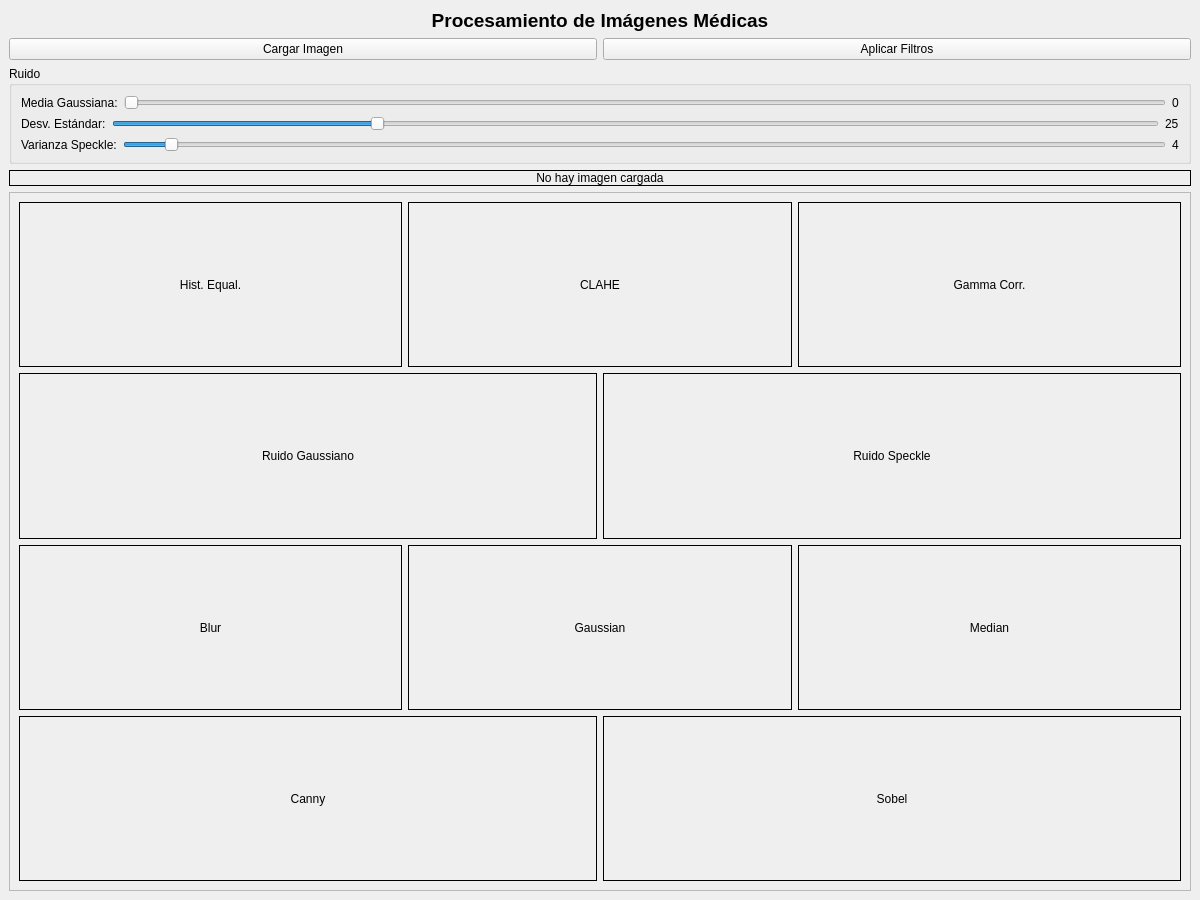
First picture: the form in gui/mainwindow.ui, repository EduardoArce03/OpenCV_ITK_MedicalImage, before the edit.
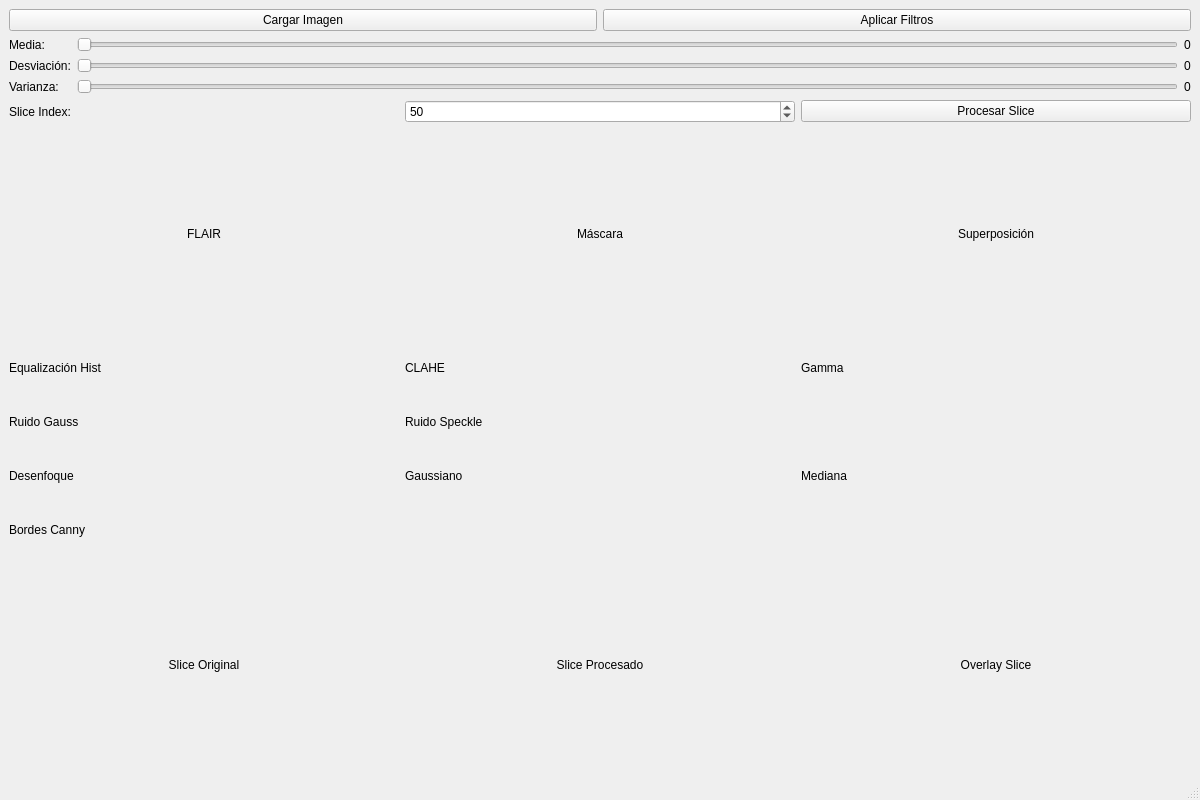
Second picture: the form after the edit.

Commit message: Front para aplicar los Slice

The edit to the form file:
```diff
--- a/gui/mainwindow.ui
+++ b/gui/mainwindow.ui
@@ -3,12 +3,7 @@
     <class>MainWindow</class>
     <widget class="QMainWindow" name="MainWindow">
         <property name="geometry">
-            <rect>
-                <x>0</x>
-                <y>0</y>
-                <width>1200</width>
-                <height>900</height>
-            </rect>
+            <rect><x>0</x><y>0</y><width>1200</width><height>800</height></rect>
         </property>
         <property name="windowTitle">
             <string>Vision por Computador - Imágenes Médicas</string>
@@ -16,347 +11,80 @@
         <widget class="QWidget" name="centralWidget">
             <layout class="QVBoxLayout" name="verticalLayout">
 
-                <!-- Título -->
-                <item>
-                    <widget class="QLabel" name="titleLabel">
-                        <property name="text">
-                            <string>Procesamiento de Imágenes Médicas</string>
-                        </property>
-                        <property name="alignment">
-                            <set>Qt::AlignCenter</set>
-                        </property>
-                        <property name="font">
-                            <font>
-                                <pointsize>14</pointsize>
-                                <weight>75</weight>
-                                <bold>true</bold>
-                            </font>
-                        </property>
-                    </widget>
-                </item>
-
-                <!-- Botones -->
+                <!-- Botones de carga y aplicación -->
                 <item>
                     <layout class="QHBoxLayout" name="buttonLayout">
-                        <item>
-                            <widget class="QPushButton" name="loadButton">
-                                <property name="text">
-                                    <string>Cargar Imagen</string>
-                                </property>
-                            </widget>
-                        </item>
-                        <item>
-                            <widget class="QPushButton" name="applyButton">
-                                <property name="text">
-                                    <string>Aplicar Filtros</string>
-                                </property>
-                            </widget>
-                        </item>
+                        <item><widget class="QPushButton" name="loadButton"><property name="text"><string>Cargar Imagen</string></property></widget></item>
+                        <item><widget class="QPushButton" name="applyButton"><property name="text"><string>Aplicar Filtros</string></property></widget></item>
                     </layout>
                 </item>
 
                 <!-- Grupo: Ruido -->
                 <item>
-                    <widget class="QGroupBox" name="noiseGroup">
-                        <property name="title">
-                            <string>Ruido</string>
-                        </property>
-                        <layout class="QVBoxLayout" name="noiseLayout">
-                            <!-- Media Gaussiana -->
-                            <item>
-                                <layout class="QHBoxLayout" name="meanLayout">
-                                    <item>
-                                        <widget class="QLabel" name="meanLabel">
-                                            <property name="text">
-                                                <string>Media Gaussiana:</string>
-                                            </property>
-                                        </widget>
-                                    </item>
-                                    <item>
-                                        <widget class="QSlider" name="meanSlider">
-                                            <property name="orientation">
-                                                <enum>Qt::Horizontal</enum>
-                                            </property>
-                                            <property name="minimum">
-                                                <number>0</number>
-                                            </property>
-                                            <property name="maximum">
-                                                <number>100</number>
-                                            </property>
-                                            <property name="value">
-                                                <number>0</number>
-                                            </property>
-                                        </widget>
-                                    </item>
-                                    <item>
-                                        <widget class="QLabel" name="meanValueLabel">
-                                            <property name="text">
-                                                <string>0</string>
-                                            </property>
-                                        </widget>
-                                    </item>
-                                </layout>
-                            </item>
+                    <layout class="QGridLayout" name="slidersLayout">
+                        <item row="0" column="0"><widget class="QLabel" name="meanLabel"><property name="text"><string>Media:</string></property></widget></item>
+                        <item row="0" column="1"><widget class="QSlider" name="meanSlider"><property name="orientation"><enum>Qt::Horizontal</enum></property></widget></item>
+                        <item row="0" column="2"><widget class="QLabel" name="meanValueLabel"><property name="text"><string>0</string></property></widget></item>
 
-                            <!-- Desv. Estándar -->
-                            <item>
-                                <layout class="QHBoxLayout" name="stdLayout">
-                                    <item>
-                                        <widget class="QLabel" name="stdLabel">
-                                            <property name="text">
-                                                <string>Desv. Estándar:</string>
-                                            </property>
-                                        </widget>
-                                    </item>
-                                    <item>
-                                        <widget class="QSlider" name="stdSlider">
-                                            <property name="orientation">
-                                                <enum>Qt::Horizontal</enum>
-                                            </property>
-                                            <property name="minimum">
-                                                <number>0</number>
-                                            </property>
-                                            <property name="maximum">
-                                                <number>100</number>
-                                            </property>
-                                            <property name="value">
-                                                <number>25</number>
-                                            </property>
-                                        </widget>
-                                    </item>
-                                    <item>
-                                        <widget class="QLabel" name="stdValueLabel">
-                                            <property name="text">
-                                                <string>25</string>
-                                            </property>
-                                        </widget>
-                                    </item>
-                                </layout>
-                            </item>
+                        <item row="1" column="0"><widget class="QLabel" name="stdLabel"><property name="text"><string>Desviación:</string></property></widget></item>
+                        <item row="1" column="1"><widget class="QSlider" name="stdSlider"><property name="orientation"><enum>Qt::Horizontal</enum></property></widget></item>
+                        <item row="1" column="2"><widget class="QLabel" name="stdValueLabel"><property name="text"><string>0</string></property></widget></item>
 
-                            <!-- Varianza Speckle -->
-                            <item>
-                                <layout class="QHBoxLayout" name="varLayout">
-                                    <item>
-                                        <widget class="QLabel" name="varLabel">
-                                            <property name="text">
-                                                <string>Varianza Speckle:</string>
-                                            </property>
-                                        </widget>
-                                    </item>
-                                    <item>
-                                        <widget class="QSlider" name="varSlider">
-                                            <property name="orientation">
-                                                <enum>Qt::Horizontal</enum>
-                                            </property>
-                                            <property name="minimum">
-                                                <number>0</number>
-                                            </property>
-                                            <property name="maximum">
-                                                <number>100</number>
-                                            </property>
-                                            <property name="value">
-                                                <number>4</number>
-                                            </property>
-                                        </widget>
-                                    </item>
-                                    <item>
-                                        <widget class="QLabel" name="varValueLabel">
-                                            <property name="text">
-                                                <string>4</string>
-                                            </property>
-                                        </widget>
-                                    </item>
-                                </layout>
-                            </item>
-                        </layout>
-                    </widget>
+                        <item row="2" column="0"><widget class="QLabel" name="varLabel"><property name="text"><string>Varianza:</string></property></widget></item>
+                        <item row="2" column="1"><widget class="QSlider" name="varSlider"><property name="orientation"><enum>Qt::Horizontal</enum></property></widget></item>
+                        <item row="2" column="2"><widget class="QLabel" name="varValueLabel"><property name="text"><string>0</string></property></widget></item>
+                    </layout>
                 </item>
 
-                <!-- Imagen Original -->
+                <!-- Procesamiento Slice -->
                 <item>
-                    <widget class="QLabel" name="originalLabel">
-                        <property name="text">
-                            <string>No hay imagen cargada</string>
-                        </property>
-                        <property name="alignment">
-                            <set>Qt::AlignCenter</set>
-                        </property>
-                        <property name="frameShape">
-                            <enum>QFrame::Box</enum>
-                        </property>
-                    </widget>
+                    <layout class="QHBoxLayout" name="sliceSelectionLayout">
+                        <item><widget class="QLabel" name="sliceLabel"><property name="text"><string>Slice Index:</string></property></widget></item>
+                        <item><widget class="QSpinBox" name="sliceSpinBox"><property name="minimum"><number>0</number></property><property name="maximum"><number>100</number></property><property name="value"><number>50</number></property></widget></item>
+                        <item><widget class="QPushButton" name="processButton"><property name="text"><string>Procesar Slice</string></property></widget></item>
+                    </layout>
                 </item>
 
-                <!-- Resultados Procesados -->
+                <!-- Imágenes principales -->
                 <item>
-                    <widget class="QScrollArea" name="resultsScroll">
-                        <property name="widgetResizable">
-                            <bool>true</bool>
-                        </property>
-                        <widget class="QWidget" name="scrollContent">
-                            <layout class="QVBoxLayout" name="resultsLayout">
+                    <layout class="QHBoxLayout" name="imagesLayout">
+                        <item><widget class="QLabel" name="originalLabel"><property name="text"><string>FLAIR</string></property><property name="alignment"><set>Qt::AlignCenter</set></property></widget></item>
+                        <item><widget class="QLabel" name="maskLabel"><property name="text"><string>Máscara</string></property><property name="alignment"><set>Qt::AlignCenter</set></property></widget></item>
+                        <item><widget class="QLabel" name="overlayLabel"><property name="text"><string>Superposición</string></property><property name="alignment"><set>Qt::AlignCenter</set></property></widget></item>
+                    </layout>
+                </item>
 
-                                <!-- FILA 1: Iluminación -->
-                                <item>
-                                    <layout class="QHBoxLayout" name="lightingRow">
-                                        <item>
-                                            <widget class="QLabel" name="eqHistLabel">
-                                                <property name="text">
-                                                    <string>Hist. Equal.</string>
-                                                </property>
-                                                <property name="alignment">
-                                                    <set>Qt::AlignCenter</set>
-                                                </property>
-                                                <property name="frameShape">
-                                                    <enum>QFrame::Box</enum>
-                                                </property>
-                                            </widget>
-                                        </item>
-                                        <item>
-                                            <widget class="QLabel" name="claheLabel">
-                                                <property name="text">
-                                                    <string>CLAHE</string>
-                                                </property>
-                                                <property name="alignment">
-                                                    <set>Qt::AlignCenter</set>
-                                                </property>
-                                                <property name="frameShape">
-                                                    <enum>QFrame::Box</enum>
-                                                </property>
-                                            </widget>
-                                        </item>
-                                        <item>
-                                            <widget class="QLabel" name="gammaLabel">
-                                                <property name="text">
-                                                    <string>Gamma Corr.</string>
-                                                </property>
-                                                <property name="alignment">
-                                                    <set>Qt::AlignCenter</set>
-                                                </property>
-                                                <property name="frameShape">
-                                                    <enum>QFrame::Box</enum>
-                                                </property>
-                                            </widget>
-                                        </item>
-                                    </layout>
-                                </item>
+                <!-- Resultados de procesamiento -->
+                <item>
+                    <layout class="QGridLayout" name="resultGrid">
+                        <item row="0" column="0"><widget class="QLabel" name="eqHistLabel"><property name="text"><string>Equalización Hist</string></property></widget></item>
+                        <item row="0" column="1"><widget class="QLabel" name="claheLabel"><property name="text"><string>CLAHE</string></property></widget></item>
+                        <item row="0" column="2"><widget class="QLabel" name="gammaLabel"><property name="text"><string>Gamma</string></property></widget></item>
 
-                                <!-- FILA 2: Ruido -->
-                                <item>
-                                    <layout class="QHBoxLayout" name="noiseRow">
-                                        <item>
-                                            <widget class="QLabel" name="noisyGaussLabel">
-                                                <property name="text">
-                                                    <string>Ruido Gaussiano</string>
-                                                </property>
-                                                <property name="alignment">
-                                                    <set>Qt::AlignCenter</set>
-                                                </property>
-                                                <property name="frameShape">
-                                                    <enum>QFrame::Box</enum>
-                                                </property>
-                                            </widget>
-                                        </item>
-                                        <item>
-                                            <widget class="QLabel" name="noisySpeckleLabel">
-                                                <property name="text">
-                                                    <string>Ruido Speckle</string>
-                                                </property>
-                                                <property name="alignment">
-                                                    <set>Qt::AlignCenter</set>
-                                                </property>
-                                                <property name="frameShape">
-                                                    <enum>QFrame::Box</enum>
-                                                </property>
-                                            </widget>
-                                        </item>
-                                    </layout>
-                                </item>
+                        <item row="1" column="0"><widget class="QLabel" name="noisyGaussLabel"><property name="text"><string>Ruido Gauss</string></property></widget></item>
+                        <item row="1" column="1"><widget class="QLabel" name="noisySpeckleLabel"><property name="text"><string>Ruido Speckle</string></property></widget></item>
 
-                                <!-- FILA 3: Suavizado -->
-                                <item>
-                                    <layout class="QHBoxLayout" name="smoothingRow">
-                                        <item>
-                                            <widget class="QLabel" name="blurLabel">
-                                                <property name="text">
-                                                    <string>Blur</string>
-                                                </property>
-                                                <property name="alignment">
-                                                    <set>Qt::AlignCenter</set>
-                                                </property>
-                                                <property name="frameShape">
-                                                    <enum>QFrame::Box</enum>
-                                                </property>
-                                            </widget>
-                                        </item>
-                                        <item>
-                                            <widget class="QLabel" name="gaussianLabel">
-                                                <property name="text">
-                                                    <string>Gaussian</string>
-                                                </property>
-                                                <property name="alignment">
-                                                    <set>Qt::AlignCenter</set>
-                                                </property>
-                                                <property name="frameShape">
-                                                    <enum>QFrame::Box</enum>
-                                                </property>
-                                            </widget>
-                                        </item>
-                                        <item>
-                                            <widget class="QLabel" name="medianLabel">
-                                                <property name="text">
-                                                    <string>Median</string>
-                                                </property>
-                                                <property name="alignment">
-                                                    <set>Qt::AlignCenter</set>
-                                                </property>
-                                                <property name="frameShape">
-                                                    <enum>QFrame::Box</enum>
-                                                </property>
-                                            </widget>
-                                        </item>
-                                    </layout>
-                                </item>
+                        <item row="2" column="0"><widget class="QLabel" name="blurLabel"><property name="text"><string>Desenfoque</string></property></widget></item>
+                        <item row="2" column="1"><widget class="QLabel" name="gaussianLabel"><property name="text"><string>Gaussiano</string></property></widget></item>
+                        <item row="2" column="2"><widget class="QLabel" name="medianLabel"><property name="text"><string>Mediana</string></property></widget></item>
 
-                                <!-- FILA 4: Bordes -->
-                                <item>
-                                    <layout class="QHBoxLayout" name="edgesRow">
-                                        <item>
-                                            <widget class="QLabel" name="cannyLabel">
-                                                <property name="text">
-                                                    <string>Canny</string>
-                                                </property>
-                                                <property name="alignment">
-                                                    <set>Qt::AlignCenter</set>
-                                                </property>
-                                                <property name="frameShape">
-                                                    <enum>QFrame::Box</enum>
-                                                </property>
-                                            </widget>
-                                        </item>
-                                        <!-- Agrega esta etiqueta para Sobel -->
-                                        <item>
-                                            <widget class="QLabel" name="sobelLabel">
-                                                <property name="text">
-                                                    <string>Sobel</string>
-                                                </property>
-                                                <property name="alignment">
-                                                    <set>Qt::AlignCenter</set>
-                                                </property>
-                                                <property name="frameShape">
-                                                    <enum>QFrame::Box</enum>
-                                                </property>
-                                            </widget>
-                                        </item>
-                                    </layout>
-                                </item>
-                            </layout>
-                        </widget>
-                    </widget>
+                        <item row="3" column="0"><widget class="QLabel" name="cannyLabel"><property name="text"><string>Bordes Canny</string></property></widget></item>
+                    </layout>
                 </item>
+
+                <!-- Resultados de slice -->
+                <item>
+                    <layout class="QHBoxLayout" name="sliceImagesLayout">
+                        <item><widget class="QLabel" name="originalSliceLabel"><property name="text"><string>Slice Original</string></property><property name="alignment"><set>Qt::AlignCenter</set></property></widget></item>
+                        <item><widget class="QLabel" name="processedSliceLabel"><property name="text"><string>Slice Procesado</string></property><property name="alignment"><set>Qt::AlignCenter</set></property></widget></item>
+                        <item><widget class="QLabel" name="overlaySliceLabel"><property name="text"><string>Overlay Slice</string></property><property name="alignment"><set>Qt::AlignCenter</set></property></widget></item>
+                    </layout>
+                </item>
+
             </layout>
         </widget>
+        <widget class="QMenuBar" name="menubar"/>
+        <widget class="QStatusBar" name="statusbar"/>
     </widget>
     <resources/>
     <connections/>
```
Left out of the diff: 6 changed lines with no effect on the pictures. The commit also changes 6 other files.
